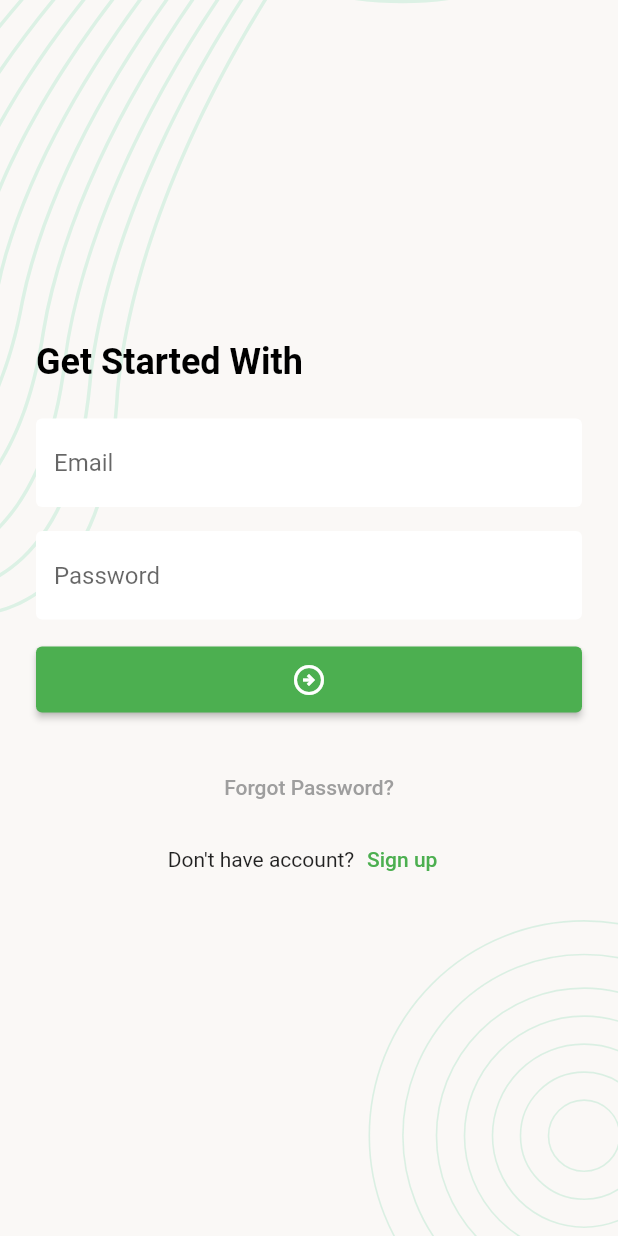
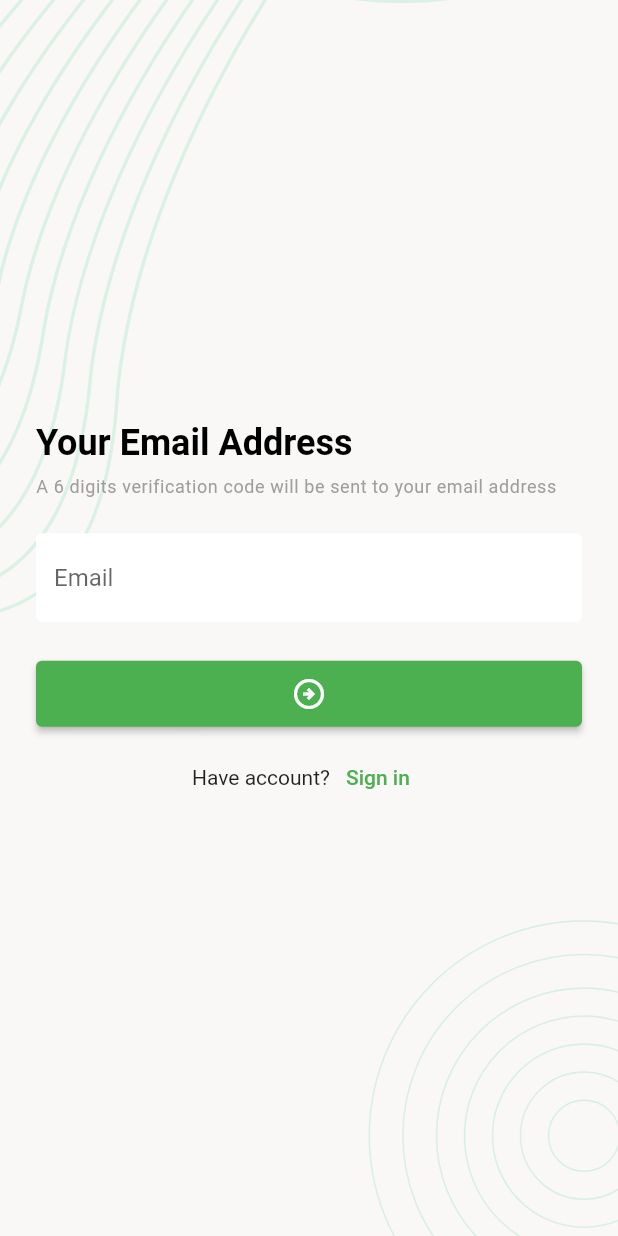
Before and after one commit to githrahat/Rahat_FlutterApp, a Flutter app: the screen it shows after launch, after a tap on "Forgot Password?", on a phone screen of 412 x 824 dp. Run offline on Flutter 3.47's test engine with Material 2 defaults, Android fonts, the phone set to English and light mode, and no system bars; our stand-ins replace flutter_svg.

Commit message:
verify with email ui - done

```diff
--- a/lib/ui/screens/login.dart
+++ b/lib/ui/screens/login.dart
@@ -1,5 +1,6 @@
 import 'package:flutter/material.dart';
 import 'package:flutter_project/ui/screens/sign_up_screen.dart';
+import 'package:flutter_project/ui/screens/verify_with_email_screen.dart';
 import 'package:flutter_project/ui/widgets/screen_background_widget.dart';
 
 import '../utils/text_below_button_styles.dart';
@@ -45,7 +46,9 @@ class _LoginScreenState extends State<LoginScreen> {
               const SizedBox(height: 24),
               Center(
                   child: TextButton(
-                onPressed: () {},
+                onPressed: () {
+                  Navigator.push(context, MaterialPageRoute(builder: (context) => VerifyWithEmailScreen()));
+                },
                 child: const Text(
                   'Forgot Password?',
                   style: TextStyle(color: Colors.grey),
--- /dev/null
+++ b/lib/ui/screens/verify_with_email_screen.dart
@@ -0,0 +1,69 @@
+import 'package:flutter/material.dart';
+import 'package:flutter_project/ui/screens/login.dart';
+import 'package:flutter_project/ui/widgets/app_text_field_widget.dart';
+import 'package:flutter_project/ui/widgets/screen_background_widget.dart';
+import 'package:flutter_project/ui/utils/text_styles.dart';
+
+import '../utils/text_below_button_styles.dart';
+import '../widgets/app_elevated_button.dart';
+
+class VerifyWithEmailScreen extends StatefulWidget {
+  const VerifyWithEmailScreen({Key? key}) : super(key: key);
+
+  @override
+  State<VerifyWithEmailScreen> createState() => _VerifyWithEmailScreenState();
+}
+
+class _VerifyWithEmailScreenState extends State<VerifyWithEmailScreen> {
+  @override
+  Widget build(BuildContext context) {
+    return Scaffold(
+      body: ScreenBackground(
+        child: SafeArea(
+          child: Padding(
+            padding: const EdgeInsets.all(24.0),
+            child: Column(
+              mainAxisAlignment: MainAxisAlignment.center,
+              crossAxisAlignment: CrossAxisAlignment.start,
+              children: [
+                Text(
+                  'Your Email Address',
+                  style: screenTitleStyle,
+                ),
+                const SizedBox(
+                  height: 8,
+                ),
+                 Text(
+                  'A 6 digits verification code will be sent to your email address',
+                  style: screenSubTitleTextStyle
+                ),
+                const SizedBox(
+                  height: 24,
+                ),
+                AppTextFieldWidget(
+                    hintText: 'Email', controller: TextEditingController()),
+                const SizedBox(
+                  height: 24,
+                ),
+                AppElevatedButton(
+                    child: Icon(Icons.arrow_circle_right_outlined),
+                    onTap: () {}),
+                const SizedBox(height: 8),
+                text_below_below_styles(
+                  text1: 'Have account?',
+                  text2: 'Sign in',
+                  ontap: () {
+                    Navigator.push(
+                        context,
+                        MaterialPageRoute(
+                            builder: (context) => const LoginScreen()));
+                  },
+                )
+              ],
+            ),
+          ),
+        ),
+      ),
+    );
+  }
+}
--- a/lib/ui/utils/text_styles.dart
+++ b/lib/ui/utils/text_styles.dart
@@ -5,3 +5,10 @@ TextStyle screenTitleStyle = const TextStyle(
     fontWeight: FontWeight.w600,
     color: Colors.black
 );
+
+TextStyle screenSubTitleTextStyle = const TextStyle(
+      color: Colors.grey,
+      fontWeight: FontWeight.w400,
+      letterSpacing: 0.4,
+      fontSize: 12
+);
```
